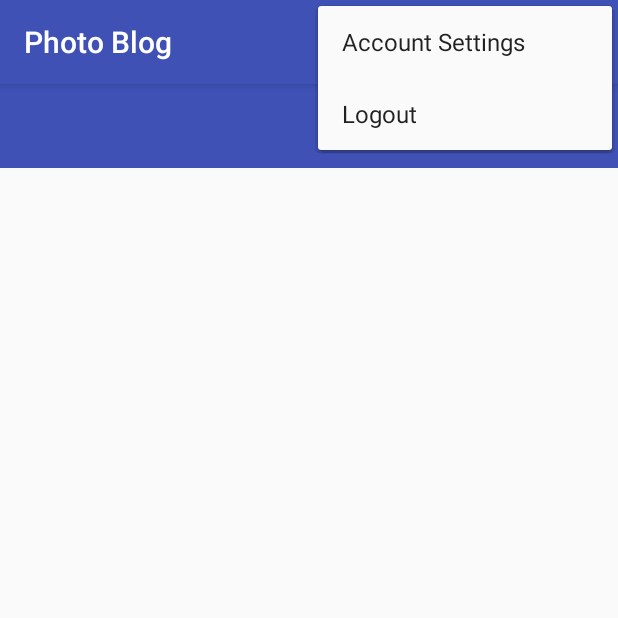
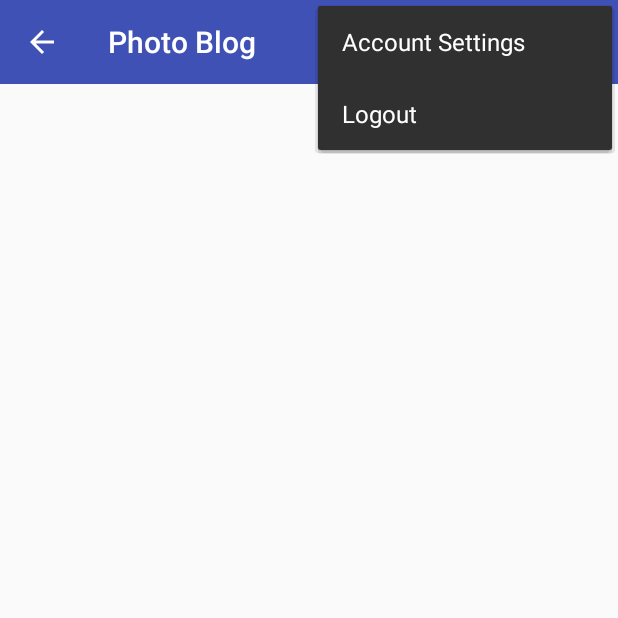
Before and after one commit to Eldhopj/ToolBarSample, an Android app: the screen it shows after launch (MainActivity), with the options menu open, on a phone screen of 412 x 824 dp, the top half of it. Run offline under Robolectric (Android 15) with nearby library versions, the phone set to English and light mode, and no system bars.

```diff
--- a/app/src/main/AndroidManifest.xml
+++ b/app/src/main/AndroidManifest.xml
@@ -9,7 +9,8 @@
         android:roundIcon="@mipmap/ic_launcher_round"
         android:supportsRtl="true"
         android:theme="@style/AppTheme">
-        <activity android:name=".MainActivity">
+        <activity android:name=".MainActivity"
+            android:parentActivityName=".MainActivity"> <!--add parent activity name, else if there is no backStack it will crash-->
             <intent-filter>
                 <action android:name="android.intent.action.MAIN" />
 
--- a/app/src/main/java/com/example/eldho/toolbarsample/MainActivity.java
+++ b/app/src/main/java/com/example/eldho/toolbarsample/MainActivity.java
@@ -1,6 +1,7 @@
 package com.example.eldho.toolbarsample;
 
 import android.os.Bundle;
+import android.support.v4.app.NavUtils;
 import android.support.v7.app.AppCompatActivity;
 import android.support.v7.widget.Toolbar;
 import android.view.Menu;
@@ -13,9 +14,14 @@ public class MainActivity extends AppCompatActivity {
         super.onCreate(savedInstanceState);
         setContentView(R.layout.activity_main);
         /**ToolBar the xml code also present*/
-        mainToolbar = findViewById(R.id.main_toolbar);
+        mainToolbar = findViewById(R.id.toolbar_main);
         setSupportActionBar(mainToolbar);
-        getSupportActionBar().setTitle("Photo Blog");
+
+        if (getSupportActionBar() != null) {
+            getSupportActionBar().setTitle("Photo Blog");
+//        NOTE: check manifest
+            getSupportActionBar().setDisplayHomeAsUpEnabled(true); // For back arrow on toolbar
+        }
     }
 
     /** Create Menu */
@@ -30,6 +36,9 @@ public class MainActivity extends AppCompatActivity {
     public boolean onOptionsItemSelected(MenuItem item) {
 
         switch (item.getItemId()){ // get the ID
+            case android.R.id.home:  // For Back Navigation
+                NavUtils.navigateUpFromSameTask(this);
+                return true;
             case R.id.action_logout_btn:
                 //Code inside the logout menu button starts here
 
--- a/app/src/main/res/layout/activity_main.xml
+++ b/app/src/main/res/layout/activity_main.xml
@@ -1,11 +1,11 @@
 <?xml version="1.0" encoding="utf-8"?>
 <android.support.constraint.ConstraintLayout xmlns:android="http://schemas.android.com/apk/res/android"
-    xmlns:app="http://schemas.android.com/apk/res-auto"
     xmlns:tools="http://schemas.android.com/tools"
     android:layout_width="match_parent"
     android:layout_height="match_parent"
     tools:context=".MainActivity">
 
-    <include layout="@layout/toolbar_function"/>
+    <include layout="@layout/toolbar_function"
+        android:id="@+id/toolbar_main"/>
 
 </android.support.constraint.ConstraintLayout>
--- a/app/src/main/res/layout/toolbar_function.xml
+++ b/app/src/main/res/layout/toolbar_function.xml
@@ -1,18 +1,7 @@
 <?xml version="1.0" encoding="utf-8"?>
-<android.support.constraint.ConstraintLayout xmlns:android="http://schemas.android.com/apk/res/android"
-    android:layout_width="match_parent"
-    android:layout_height="match_parent"
-    xmlns:app="http://schemas.android.com/apk/res-auto">
-
-
     <android.support.v7.widget.Toolbar
-        android:id="@+id/main_toolbar"
+        xmlns:android="http://schemas.android.com/apk/res/android"
         android:layout_width="match_parent"
         android:layout_height="wrap_content"
         android:background="@color/colorPrimary"
-        android:theme="@style/ThemeOverlay.AppCompat.Dark.ActionBar"
-        app:layout_constraintEnd_toEndOf="parent"
-        app:layout_constraintStart_toStartOf="parent"
-        app:layout_constraintTop_toTopOf="parent"/>
-
-</android.support.constraint.ConstraintLayout>
+        android:theme="@style/ThemeOverlay.AppCompat.Dark.ActionBar"/>
--- a/app/src/main/res/values/styles.xml
+++ b/app/src/main/res/values/styles.xml
@@ -1,7 +1,7 @@
 <resources>
 
     <!-- Base application theme. -->
-    <style name="AppTheme" parent="Theme.AppCompat.Light.DarkActionBar">
+    <style name="AppTheme" parent="Theme.AppCompat.Light.NoActionBar">
         <!-- Customize your theme here. -->
         <item name="colorPrimary">@color/colorPrimary</item>
         <item name="colorPrimaryDark">@color/colorPrimaryDark</item>
--- a/build.gradle
+++ b/build.gradle
@@ -7,7 +7,7 @@ buildscript {
         jcenter()
     }
     dependencies {
-        classpath 'com.android.tools.build:gradle:3.1.2'
+        classpath 'com.android.tools.build:gradle:3.1.4'
 
 
         // NOTE: Do not place your application dependencies here; they belong
```
